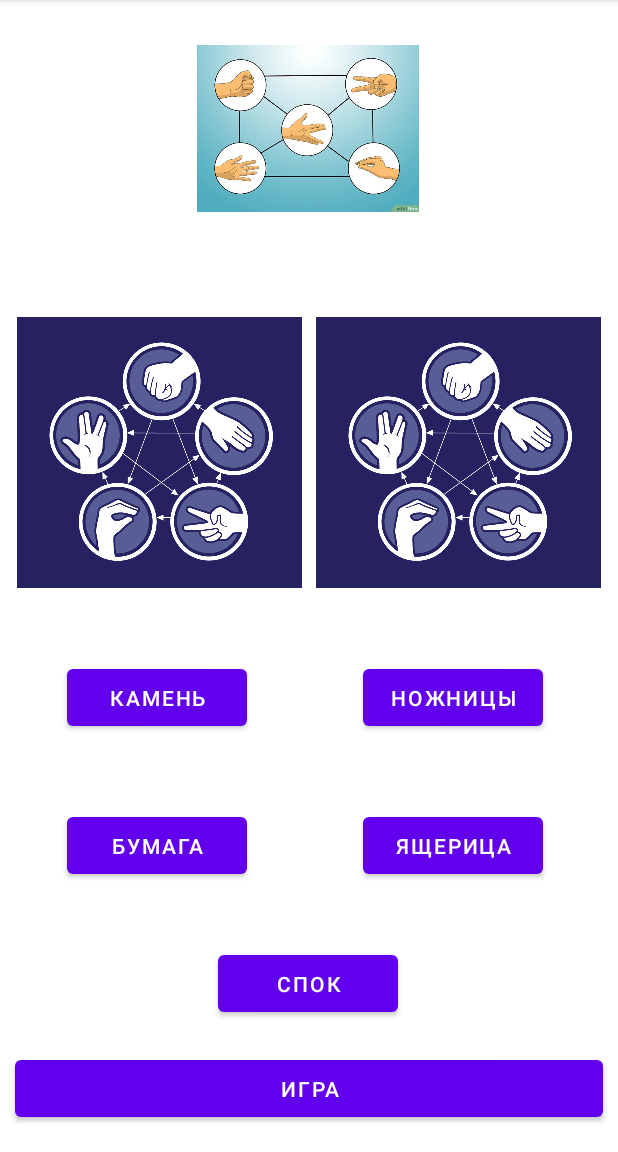
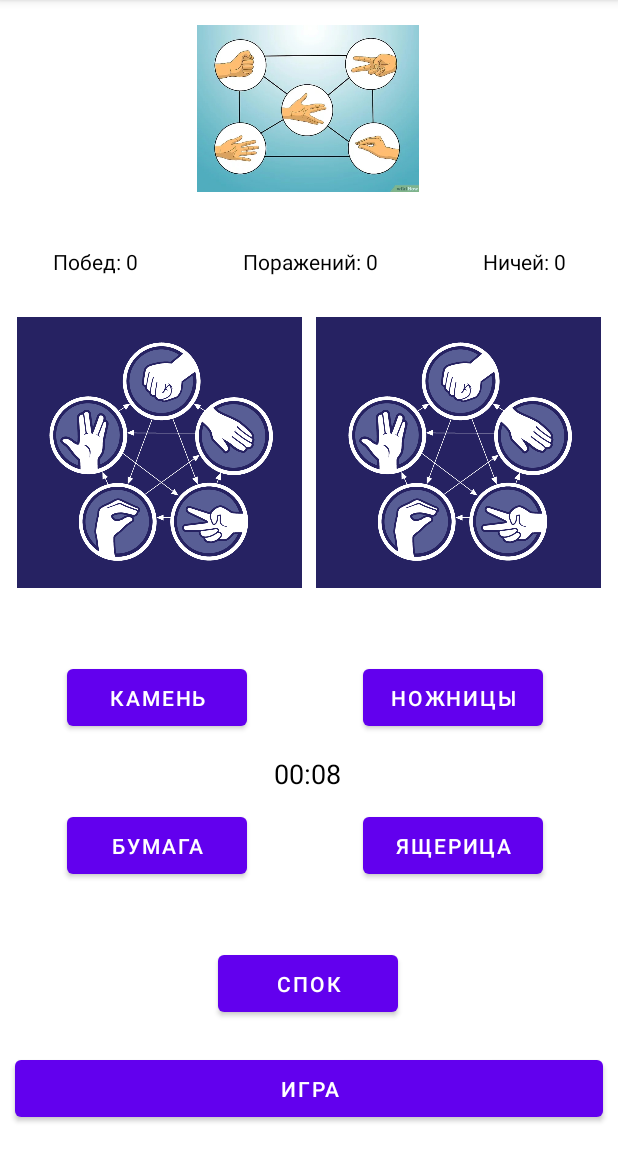
Before and after one commit to Darnion/RockScissorsPaperLizardSpock, an Android app: the screen it shows after launch (MainActivity), on a phone screen of 412 x 824 dp, the part 84-1236 px from its top. Run offline under Robolectric (Android 15) with nearby library versions, the phone set to English and light mode, and no system bars.

Commit message:
Add functional

```diff
--- a/app/src/main/java/com/example/rockscissorspaperlizardspock/MainActivity.kt
+++ b/app/src/main/java/com/example/rockscissorspaperlizardspock/MainActivity.kt
@@ -1,10 +1,14 @@
 package com.example.rockscissorspaperlizardspock
 
+import android.annotation.SuppressLint
 import androidx.appcompat.app.AppCompatActivity
 import android.os.Bundle
+import android.os.SystemClock
 import android.view.View
 import android.widget.Button
+import android.widget.Chronometer
 import android.widget.ImageView
+import android.widget.TextView
 import android.widget.Toast
 import kotlin.random.Random
 
@@ -12,16 +16,30 @@ class MainActivity : AppCompatActivity() {
     private lateinit var resultImage: ImageView
     private lateinit var userPickImage: ImageView
     private lateinit var compPickImage: ImageView
+    private lateinit var chronometer: Chronometer
+    private lateinit var winCounterLabel: TextView
+    private lateinit var loseCounterLabel: TextView
+    private lateinit var drawCounterLabel: TextView
+    private var drawCounter = 0
+    private var winCounter = 0
+    private var loseCounter = 0
     private var userPick = ""
     private var compPick = ""
     private var isUserWin: Boolean? = false
 
+    @SuppressLint("MissingInflatedId")
     override fun onCreate(savedInstanceState: Bundle?) {
         super.onCreate(savedInstanceState)
         setContentView(R.layout.activity_main)
         resultImage = findViewById(R.id.resultImage)
         userPickImage = findViewById(R.id.userPickImage)
         compPickImage = findViewById(R.id.compPickImage)
+        winCounterLabel = findViewById(R.id.textWinCounter)
+        loseCounterLabel = findViewById(R.id.textLoseCounter)
+        drawCounterLabel = findViewById(R.id.textDrawCounter)
+        chronometer = findViewById(R.id.chronometer)
+        chronometer.base = SystemClock.elapsedRealtime()
+        chronometer.start()
     }
 
     fun btnPickClicked(view: View) {
@@ -89,14 +107,21 @@ class MainActivity : AppCompatActivity() {
             {
                 resultImage.setImageResource(R.drawable.draw)
                 isUserWin = null
+                drawCounter++
             }
 
             if (isUserWin == true) {
                 resultImage.setImageResource(R.drawable.you_win)
+                winCounter++
             }
             else if (isUserWin == false) {
                 resultImage.setImageResource(R.drawable.you_lose)
+                loseCounter++
             }
+
+            winCounterLabel.text = "Побед: ${winCounter}"
+            loseCounterLabel.text = "Поражений: ${loseCounter}"
+            drawCounterLabel.text = "Ничей: ${drawCounter}"
         }
         else
         {
--- a/app/src/main/res/layout/activity_main.xml
+++ b/app/src/main/res/layout/activity_main.xml
@@ -15,8 +15,8 @@
         app:layout_constraintHorizontal_bias="0.498"
         app:layout_constraintStart_toStartOf="parent"
         app:layout_constraintTop_toTopOf="parent"
-        app:layout_constraintVertical_bias="0.046"
-        app:srcCompat="@drawable/rules"/>
+        app:layout_constraintVertical_bias="0.025"
+        app:srcCompat="@drawable/rules" />
 
     <ImageView
         android:id="@+id/userPickImage"
@@ -121,4 +121,59 @@
         app:layout_constraintStart_toStartOf="parent"
         app:layout_constraintTop_toTopOf="parent"
         app:layout_constraintVertical_bias="0.976" />
+
+    <LinearLayout
+        android:id="@+id/linearLayoutWinLoseDrawCounters"
+        android:layout_width="match_parent"
+        android:layout_height="wrap_content"
+        android:orientation="horizontal"
+        app:layout_constraintBottom_toBottomOf="parent"
+        app:layout_constraintEnd_toEndOf="parent"
+        app:layout_constraintStart_toStartOf="parent"
+        app:layout_constraintTop_toTopOf="parent"
+        app:layout_constraintVertical_bias="0.22000003">
+
+        <TextView
+            android:id="@+id/textWinCounter"
+            android:layout_width="wrap_content"
+            android:layout_height="wrap_content"
+            android:layout_weight="1"
+            android:text="Побед: 0"
+            android:textAlignment="center"
+            android:textColor="@color/black"
+            android:textSize="14sp" />
+
+        <TextView
+            android:id="@+id/textLoseCounter"
+            android:layout_width="wrap_content"
+            android:layout_height="wrap_content"
+            android:layout_weight="1"
+            android:text="Поражений: 0"
+            android:textAlignment="center"
+            android:textColor="@color/black"
+            android:textSize="14sp" />
+
+        <TextView
+            android:id="@+id/textDrawCounter"
+            android:layout_width="wrap_content"
+            android:layout_height="wrap_content"
+            android:layout_weight="1"
+            android:text="Ничей: 0"
+            android:textAlignment="center"
+            android:textColor="@color/black"
+            android:textSize="14sp" />
+    </LinearLayout>
+
+    <Chronometer
+        android:id="@+id/chronometer"
+        android:layout_width="wrap_content"
+        android:layout_height="wrap_content"
+        android:textColor="@color/black"
+        android:textSize="18sp"
+        app:layout_constraintBottom_toBottomOf="parent"
+        app:layout_constraintEnd_toEndOf="parent"
+        app:layout_constraintHorizontal_bias="0.498"
+        app:layout_constraintStart_toStartOf="parent"
+        app:layout_constraintTop_toTopOf="parent"
+        app:layout_constraintVertical_bias="0.677" />
 </androidx.constraintlayout.widget.ConstraintLayout>
```
